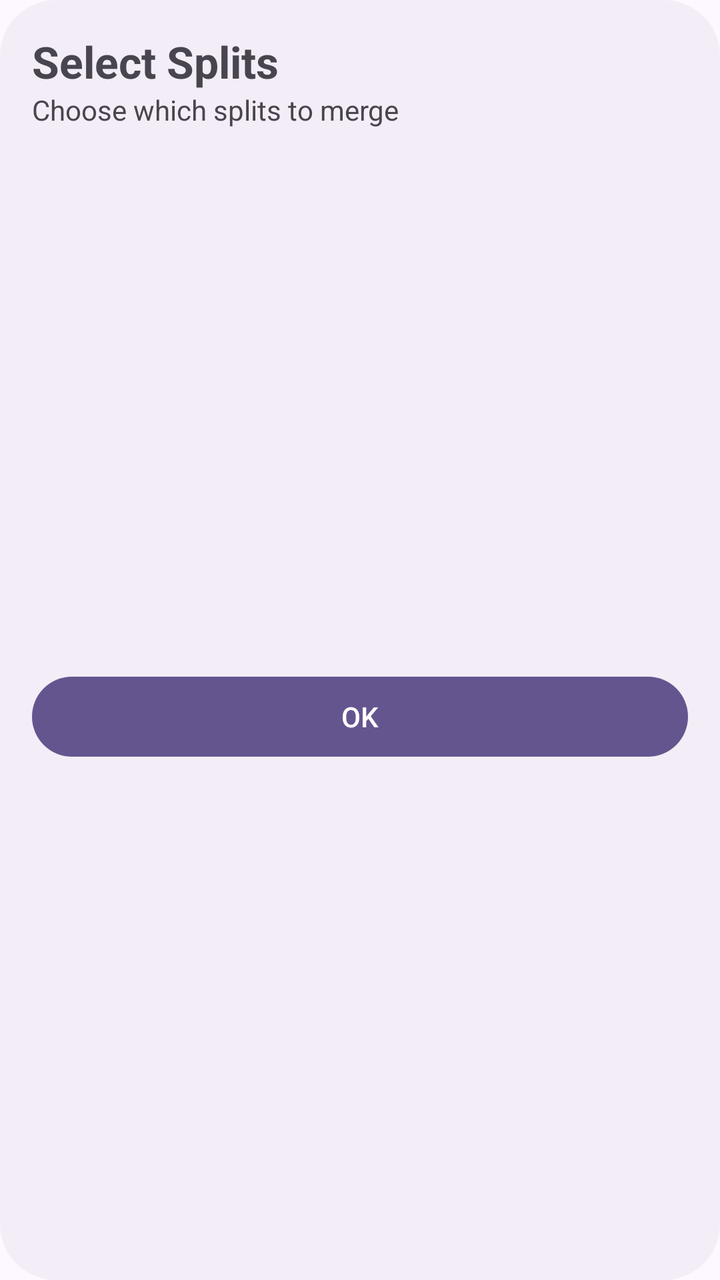
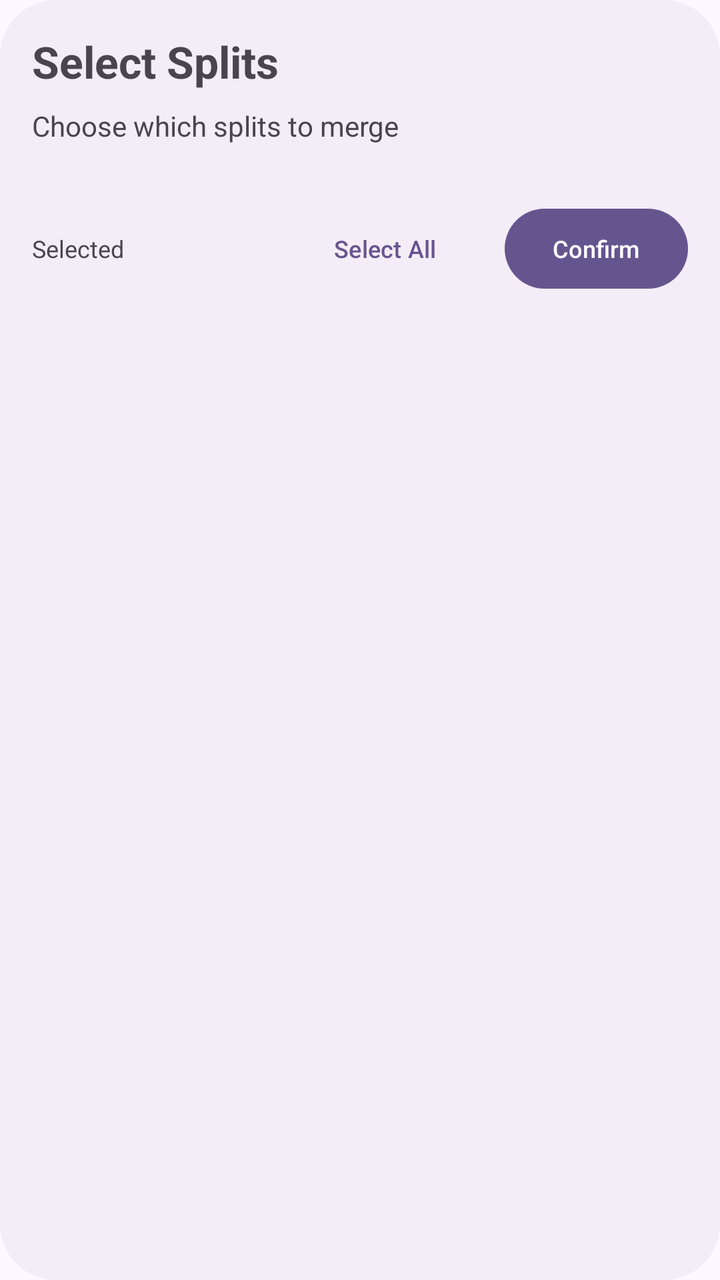

Compare the two renders of this Android layout. The source of the first and the diff that turns it into the second are given below.
<!-- AndroidManifest.xml: application theme AppTheme -->
<!-- res/layout/dialog_select_split.xml -->
<?xml version="1.0" encoding="utf-8"?>
<androidx.constraintlayout.widget.ConstraintLayout
    xmlns:android="http://schemas.android.com/apk/res/android"
    xmlns:app="http://schemas.android.com/apk/res-auto"
    android:layout_width="match_parent"
    android:layout_height="wrap_content"
    android:padding="16dp"
    android:background="@drawable/bg_popup">

    <TextView
        android:id="@+id/selectSplitsTitle"
        android:layout_width="0dp"
        android:layout_height="wrap_content"
        android:text="@string/select_splits"
        android:textSize="22sp"
        android:textStyle="bold"
        android:layout_marginBottom="16dp"
        app:layout_constraintTop_toTopOf="parent"
        app:layout_constraintStart_toStartOf="parent"
        app:layout_constraintEnd_toEndOf="parent" />
    <TextView
        android:id="@+id/selectSplitsSubtitle"
        android:layout_width="0dp"
        android:layout_height="wrap_content"
        android:text="@string/select_splits_subtitle"
        android:textSize="14sp"
        android:layout_marginBottom="16dp"
        app:layout_constraintTop_toBottomOf="@+id/selectSplitsTitle"
        app:layout_constraintStart_toStartOf="parent"
        app:layout_constraintEnd_toEndOf="parent" />

    <androidx.recyclerview.widget.RecyclerView
        android:id="@+id/recyclerView"
        android:layout_width="0dp"
        android:layout_height="wrap_content"
        android:layout_marginTop="12dp"
        app:layout_constraintTop_toBottomOf="@id/selectSplitsSubtitle"
        app:layout_constraintStart_toStartOf="parent"
        app:layout_constraintEnd_toEndOf="parent" />

    <com.google.android.material.button.MaterialButton
        android:id="@+id/btnOk"
        android:layout_width="0dp"
        android:layout_height="wrap_content"
        android:layout_marginTop="16dp"
        android:text="OK"
        app:layout_constraintTop_toBottomOf="@id/recyclerView"
        app:layout_constraintStart_toStartOf="parent"
        app:layout_constraintEnd_toEndOf="parent"
        app:layout_constraintBottom_toBottomOf="parent" />

</androidx.constraintlayout.widget.ConstraintLayout>
<!-- resources referenced by this layout -->
<resources>
  <!-- drawable bg_popup (drawable) -->
  <?xml version="1.0" encoding="utf-8"?>
  <shape xmlns:android="http://schemas.android.com/apk/res/android">
  
      <solid android:color="?attr/colorSurfaceContainer"/>
  
      <corners android:radius="28dp"/>
  
  </shape>
  <string name="select_splits">Select Splits</string>
  <string name="select_splits_subtitle">Choose which splits to merge</string>
  <color name="md_theme_primary">#65558F</color>
  <color name="md_theme_onPrimary">#FFFFFF</color>
  <color name="md_theme_primaryContainer">#E9DDFF</color>
  <color name="md_theme_onPrimaryContainer">#4D3D75</color>
  <color name="md_theme_secondary">#625B71</color>
  <color name="md_theme_onSecondary">#FFFFFF</color>
  <color name="md_theme_secondaryContainer">#E8DEF8</color>
  <color name="md_theme_onSecondaryContainer">#4A4458</color>
  <color name="md_theme_tertiary">#7E5260</color>
  <color name="md_theme_onTertiary">#FFFFFF</color>
  <color name="md_theme_tertiaryContainer">#FFD9E3</color>
  <color name="md_theme_onTertiaryContainer">#633B48</color>
  <color name="md_theme_error">#BA1A1A</color>
  <color name="md_theme_onError">#FFFFFF</color>
  <color name="md_theme_errorContainer">#FFDAD6</color>
  <color name="md_theme_onErrorContainer">#93000A</color>
  <color name="md_theme_background">#FDF7FF</color>
  <color name="md_theme_onBackground">#1D1B20</color>
  <color name="md_theme_surface">#FDF7FF</color>
  <color name="md_theme_onSurface">#1D1B20</color>
  <color name="md_theme_surfaceVariant">#E7E0EB</color>
  <color name="md_theme_onSurfaceVariant">#49454E</color>
  <color name="md_theme_outline">#7A757F</color>
  <color name="md_theme_outlineVariant">#CAC4CF</color>
  <color name="md_theme_inverseSurface">#322F35</color>
  <color name="md_theme_inverseOnSurface">#F5EFF7</color>
  <color name="md_theme_inversePrimary">#CFBDFE</color>
  <!-- unchanged entries left out for length: 1 -->
</resources>

<!-- the commit's change to res/layout/dialog_select_split.xml (unified diff, before → after) -->
@@ -1,52 +1,64 @@
 <?xml version="1.0" encoding="utf-8"?>
-<androidx.constraintlayout.widget.ConstraintLayout
-    xmlns:android="http://schemas.android.com/apk/res/android"
-    xmlns:app="http://schemas.android.com/apk/res-auto"
+<LinearLayout xmlns:android="http://schemas.android.com/apk/res/android"
     android:layout_width="match_parent"
     android:layout_height="wrap_content"
+    android:orientation="vertical"
     android:padding="16dp"
     android:background="@drawable/bg_popup">
 
     <TextView
         android:id="@+id/selectSplitsTitle"
-        android:layout_width="0dp"
+        android:layout_width="match_parent"
         android:layout_height="wrap_content"
         android:text="@string/select_splits"
         android:textSize="22sp"
-        android:textStyle="bold"
-        android:layout_marginBottom="16dp"
-        app:layout_constraintTop_toTopOf="parent"
-        app:layout_constraintStart_toStartOf="parent"
-        app:layout_constraintEnd_toEndOf="parent" />
+        android:textStyle="bold" />
+
     <TextView
         android:id="@+id/selectSplitsSubtitle"
-        android:layout_width="0dp"
+        android:layout_width="match_parent"
         android:layout_height="wrap_content"
+        android:layout_marginTop="8dp"
         android:text="@string/select_splits_subtitle"
-        android:textSize="14sp"
-        android:layout_marginBottom="16dp"
-        app:layout_constraintTop_toBottomOf="@+id/selectSplitsTitle"
-        app:layout_constraintStart_toStartOf="parent"
-        app:layout_constraintEnd_toEndOf="parent" />
+        android:textSize="14sp" />
 
     <androidx.recyclerview.widget.RecyclerView
         android:id="@+id/recyclerView"
-        android:layout_width="0dp"
+        android:layout_width="match_parent"
         android:layout_height="wrap_content"
-        android:layout_marginTop="12dp"
-        app:layout_constraintTop_toBottomOf="@id/selectSplitsSubtitle"
-        app:layout_constraintStart_toStartOf="parent"
-        app:layout_constraintEnd_toEndOf="parent" />
+        android:layout_marginTop="12dp" />
+    <LinearLayout
+        android:layout_width="match_parent"
+        android:layout_height="wrap_content"
+        android:orientation="horizontal">
 
-    <com.google.android.material.button.MaterialButton
-        android:id="@+id/btnOk"
-        android:layout_width="0dp"
-        android:layout_height="wrap_content"
-        android:layout_marginTop="16dp"
-        android:text="OK"
-        app:layout_constraintTop_toBottomOf="@id/recyclerView"
-        app:layout_constraintStart_toStartOf="parent"
-        app:layout_constraintEnd_toEndOf="parent"
-        app:layout_constraintBottom_toBottomOf="parent" />
+        <TextView
+            android:id="@+id/selected"
+            android:layout_width="0dp"
+            android:layout_weight="1"
+            android:layout_height="wrap_content"
+            android:text="@string/selected"
+            android:textSize="12sp"
+            android:layout_marginEnd="16dp"
+            android:layout_marginTop="16dp"/>
 
-</androidx.constraintlayout.widget.ConstraintLayout>
+        <com.google.android.material.button.MaterialButton
+            android:id="@+id/selectAll"
+            style="@style/Widget.Material3.Button.TextButton"
+            android:layout_width="wrap_content"
+            android:layout_height="wrap_content"
+            android:layout_marginTop="16dp"
+            android:text="@string/select_all"
+            android:textSize="12sp"
+            android:background="@android:color/transparent"/>
+
+        <com.google.android.material.button.MaterialButton
+            android:id="@+id/btnOk"
+            android:layout_width="wrap_content"
+            android:layout_height="wrap_content"
+            android:layout_marginTop="16dp"
+            android:textSize="12sp"
+            android:text="@string/confirm_app"
+            android:layout_marginStart="16dp"/>
+    </LinearLayout>
+</LinearLayout>
<!-- resource entries referenced after the edit -->
@@ -9,8 +9,11 @@
       <corners android:radius="28dp"/>
   
   </shape>
+  <string name="confirm_app">Confirm</string>
+  <string name="select_all">Select All</string>
   <string name="select_splits">Select Splits</string>
   <string name="select_splits_subtitle">Choose which splits to merge</string>
+  <string name="selected">Selected</string>
   <color name="md_theme_primary">#65558F</color>
   <color name="md_theme_onPrimary">#FFFFFF</color>
   <color name="md_theme_primaryContainer">#E9DDFF</color>
